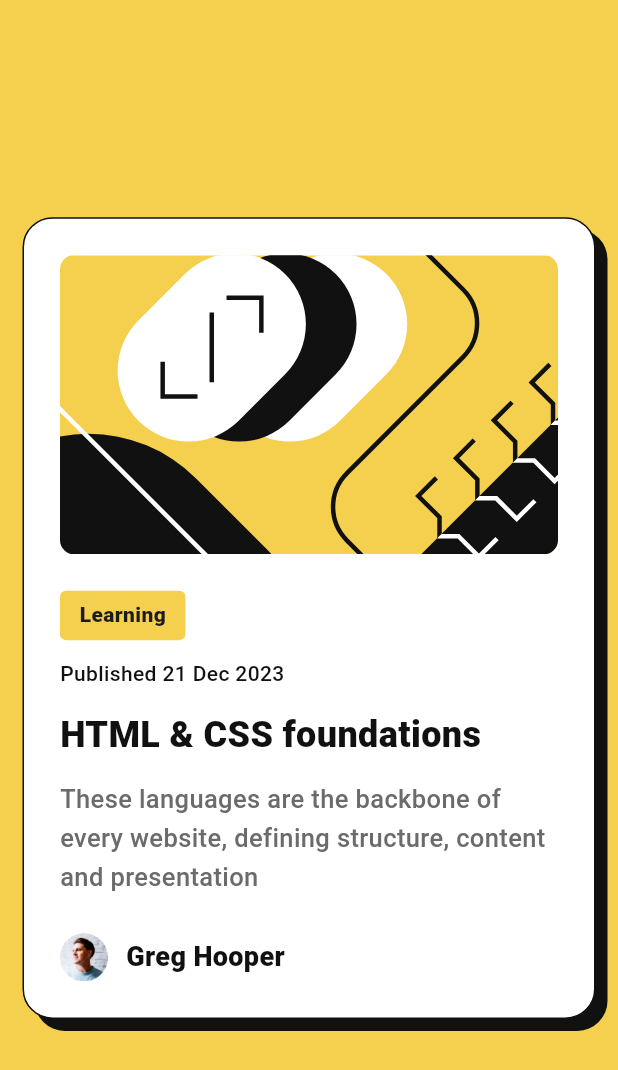
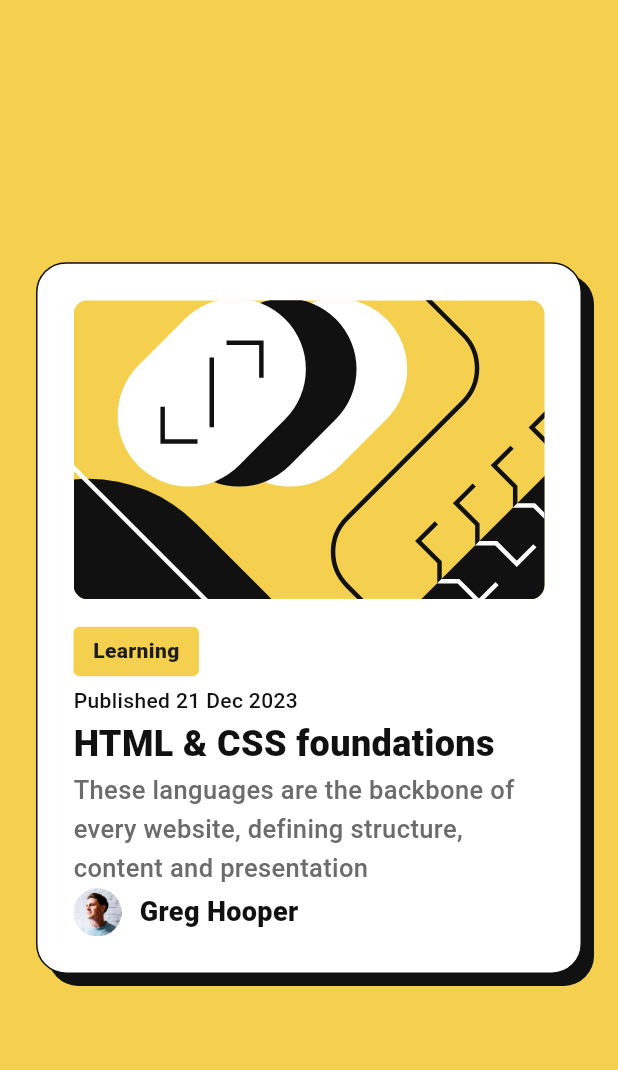
Before and after one commit to JustANipple/blog_preview_card, a Flutter app: the screen it shows after launch, on a phone screen of 412 x 824 dp. Shown: the top 1070 px of the screen. Run offline on Flutter 3.47's test engine with Material 3 defaults, Android fonts, the phone set to English and light mode, and no system bars; our stand-ins replace flutter_svg; missing offline and left inert: pixel_perfect; Roboto replaces fonts that are missing (Figtree-VariableFont_wght.ttf).

Commit message:
fixed vertical overflow

```diff
--- a/lib/main.dart
+++ b/lib/main.dart
@@ -34,7 +34,6 @@ class BlogPreviewCard extends StatelessWidget {
       initOpacity: 0.4,
       child: Scaffold(
         body: Center(
-          child: UnconstrainedBox(
           child: Container(
             decoration: BoxDecoration(
                 boxShadow: const [
@@ -43,18 +42,18 @@ class BlogPreviewCard extends StatelessWidget {
                 color: cardColor,
                 border: Border.all(width: 1.0, color: shadowColor),
                 borderRadius: const BorderRadius.all(Radius.circular(20))),
+            constraints: const BoxConstraints(maxWidth: 375),
             padding: const EdgeInsets.all(24),
-              constraints: const BoxConstraints(maxWidth: 382),
             margin: const EdgeInsets.all(24),
-              child: const Column(
-                  mainAxisAlignment: MainAxisAlignment.spaceBetween,
+            child: const IntrinsicHeight(
+              child: Column(
+                  mainAxisAlignment: MainAxisAlignment.start,
                   crossAxisAlignment: CrossAxisAlignment.start,
                   children: [
                     Illustration(
                       asset: "assets/images/illustration-article.svg",
                       semanticsLabel: "Avatar picture",
                     ),
-                    SizedBox(height: 24),
                     CardBadge(
                         color: scaffoldBackgroundColor,
                         hPadding: 13,
@@ -69,7 +68,6 @@ class BlogPreviewCard extends StatelessWidget {
                               fontSize: 14),
                           textDirection: TextDirection.ltr,
                         )),
-                    SizedBox(height: 12),
                     SubTitle(
                         text: "Published 21 Dec 2023",
                         fontSize: 14,
@@ -77,7 +75,6 @@ class BlogPreviewCard extends StatelessWidget {
                         fontWeight: fwMedium,
                         height: lh,
                         color: headerColor),
-                    SizedBox(height: 12),
                     Title(
                         text: "HTML & CSS foundations",
                         fontFamily: ff,
@@ -85,7 +82,6 @@ class BlogPreviewCard extends StatelessWidget {
                         fontWeight: fwExtraBold,
                         height: lh,
                         color: headerColor),
-                    SizedBox(height: 12),
                     Description(
                         text:
                             "These languages are the backbone of every website, defining structure, content and presentation",
@@ -94,7 +90,6 @@ class BlogPreviewCard extends StatelessWidget {
                         fontWeight: fwMedium,
                         height: lh,
                         color: Color.fromRGBO(107, 107, 107, 1)),
-                    SizedBox(height: 24),
                     PictureAvatar(
                       asset: "assets/images/image-avatar.webp",
                       borderRadius: 20.0,
@@ -127,13 +122,16 @@ class Illustration extends StatelessWidget {
 
   @override
   Widget build(BuildContext context) {
-    return ClipRRect(
+    return Container(
+      padding: const EdgeInsets.only(bottom: 12),
+      child: ClipRRect(
         borderRadius: BorderRadius.circular(10),
         child: SvgPicture.asset(
           asset,
           semanticsLabel: semanticsLabel,
           fit: BoxFit.cover,
           height: 200,
+        ),
       ),
     );
   }
@@ -160,6 +158,7 @@ class Description extends StatelessWidget {
   @override
   Widget build(BuildContext context) {
     return Text(
+      softWrap: true,
       text,
       style: TextStyle(
           fontFamily: fontFamily,
@@ -257,6 +256,7 @@ class CardBadge extends StatelessWidget {
   @override
   Widget build(BuildContext context) {
     return Container(
+      margin: const EdgeInsets.symmetric(vertical: 6),
       padding: EdgeInsets.symmetric(horizontal: hPadding, vertical: vPadding),
       decoration: BoxDecoration(
           borderRadius: BorderRadius.circular(borderRadius), color: color),
```
Lines whose indentation alone changed are shown as unchanged.
